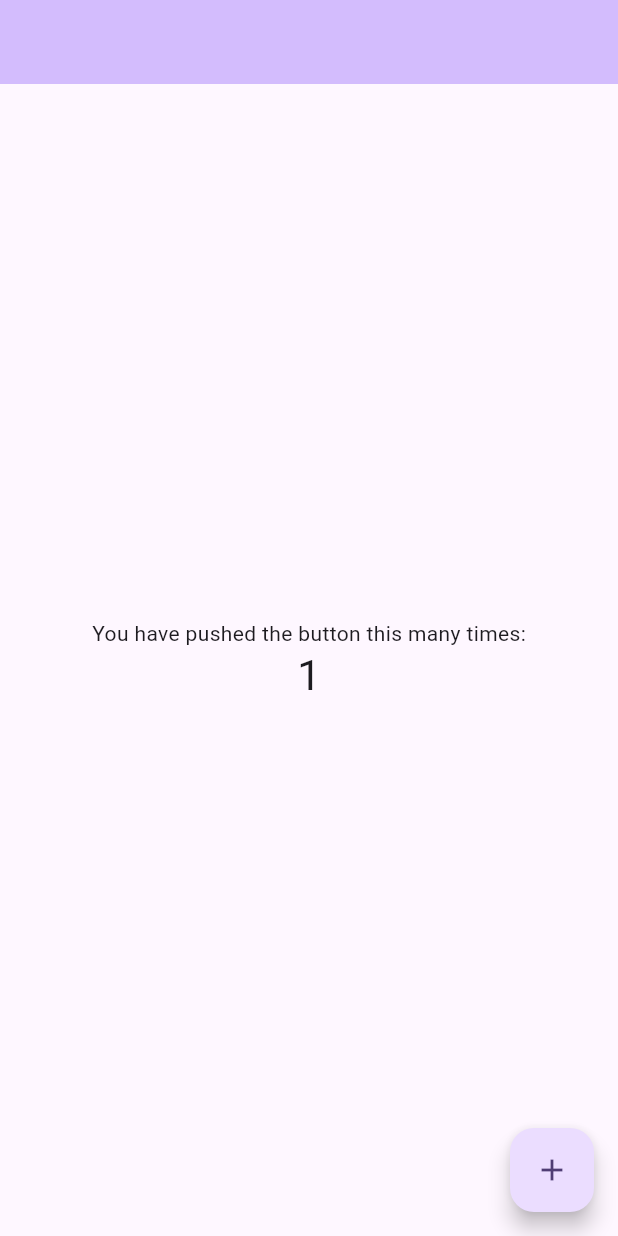
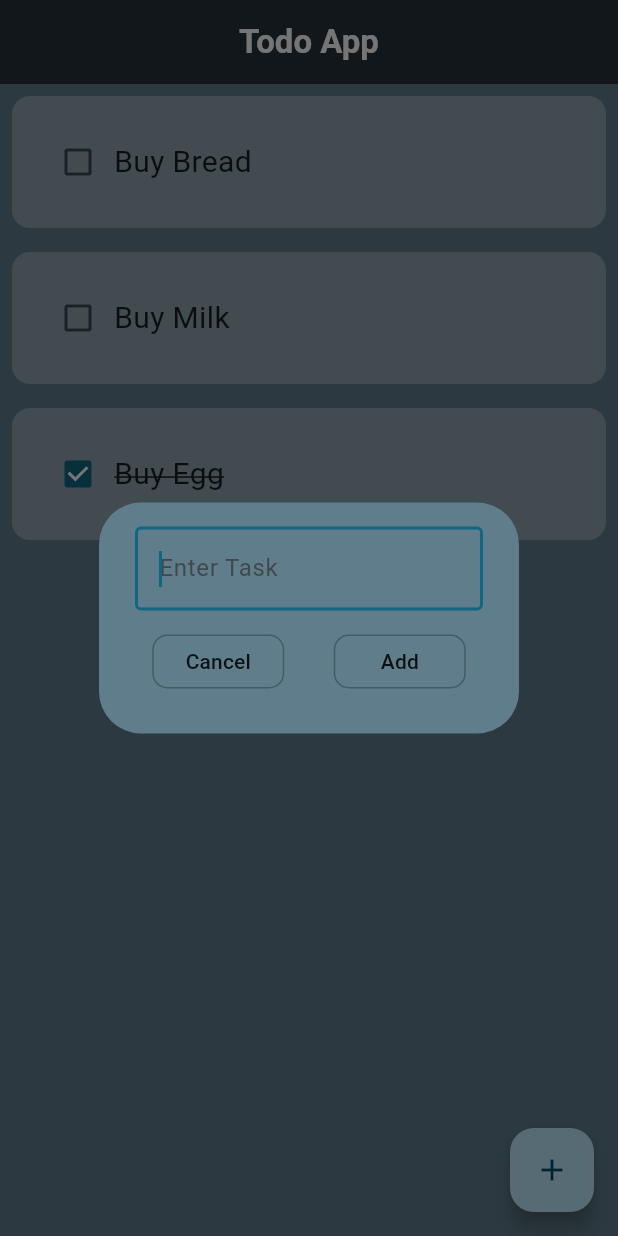
Before and after one commit to tonyOkumura/TODO-APP, a Flutter app: the screen it shows after launch, after a tap on the "add" icon, on a phone screen of 412 x 824 dp. Run offline on Flutter 3.47's test engine with Material 3 defaults, Android fonts, the phone set to English and light mode, and no system bars; drawn by our look-alikes of flutter_slidable.

Commit message:
add basic

```diff
--- a/lib/app.dart
+++ b/lib/app.dart
@@ -8,11 +8,12 @@ class MyApp extends StatelessWidget {
   Widget build(BuildContext context) {
     return MaterialApp(
       title: 'Flutter Demo',
+      debugShowCheckedModeBanner: false,
       theme: ThemeData(
-        colorScheme: ColorScheme.fromSeed(seedColor: Colors.deepPurple),
+        colorScheme: ColorScheme.fromSeed(seedColor: Colors.blueGrey),
         useMaterial3: true,
       ),
-      home: const MyHomePage(),
+      home: const HomePage(),
     );
   }
 }
--- a/lib/pages/home_page.dart
+++ b/lib/pages/home_page.dart
@@ -1,48 +1,134 @@
+// ignore_for_file: public_member_api_docs, sort_constructors_first
 import 'package:flutter/material.dart';
 
-class MyHomePage extends StatefulWidget {
-  const MyHomePage({
-    super.key,
-  });
+import 'package:todo_app/pages/widgets/todo_tile.dart';
+
+class HomePage extends StatefulWidget {
+  const HomePage({super.key});
 
   @override
-  State<MyHomePage> createState() => _MyHomePageState();
+  State<HomePage> createState() => _HomePageState();
 }
 
-class _MyHomePageState extends State<MyHomePage> {
-  int _counter = 0;
-
-  void _incrementCounter() {
-    setState(() {
-      _counter++;
-    });
-  }
+class _HomePageState extends State<HomePage> {
+  final controller = TextEditingController();
+  final List todoList = [
+    ['Buy Bread', false],
+    ['Buy Milk', false],
+    ['Buy Egg', true],
+  ];
 
   @override
   Widget build(BuildContext context) {
     return Scaffold(
-      appBar: AppBar(
-        backgroundColor: Theme.of(context).colorScheme.inversePrimary,
-        title: Text(""),
-      ),
-      body: Center(
-        child: Column(
-          mainAxisAlignment: MainAxisAlignment.center,
-          children: <Widget>[
-            const Text(
-              'You have pushed the button this many times:',
-            ),
-            Text(
-              '$_counter',
-              style: Theme.of(context).textTheme.headlineMedium,
-            ),
-          ],
+        backgroundColor: Colors.blueGrey,
+        appBar: AppBar(
+          title: const Text(
+            'Todo App',
+            style: TextStyle(color: Colors.white, fontWeight: FontWeight.bold),
+          ),
+          centerTitle: true,
+          backgroundColor: Colors.blueGrey.shade900,
         ),
-      ),
-      floatingActionButton: FloatingActionButton(
-        onPressed: _incrementCounter,
-        tooltip: 'Increment',
-        child: const Icon(Icons.add),
+        body: ListView.builder(
+            itemCount: todoList.length,
+            itemBuilder: (context, index) {
+              return TodoTile(
+                taskCompleted: todoList[index][1],
+                title: todoList[index][0],
+                onChanged: (value) {
+                  checkboxChanged(index, value);
+                },
+                onDeleted: () {
+                  setState(() {
+                    todoList.removeAt(index);
+                  });
+                },
+              );
+            }),
+        floatingActionButton: FloatingActionButton(
+          onPressed: () {
+            createNewTask(context);
+          },
+          child: Icon(Icons.add),
+        ));
+  }
+
+  Future<dynamic> createNewTask(BuildContext context) {
+    return showDialog(
+        context: context,
+        builder: (context) {
+          return DialogBox(
+              controller: controller,
+              onPressedAdd: () {
+                setState(() {
+                  todoList.add([controller.text, false]);
+                });
+                Navigator.pop(context);
+                controller.clear();
+              });
+        });
+  }
+
+  void checkboxChanged(int index, bool? value) {
+    return setState(() {
+      todoList[index][1] = value!;
+    });
+  }
+}
+
+class DialogBox extends StatelessWidget {
+  const DialogBox({
+    Key? key,
+    required this.controller,
+    required this.onPressedAdd,
+  }) : super(key: key);
+  final TextEditingController? controller;
+  final void Function() onPressedAdd;
+
+  @override
+  Widget build(BuildContext context) {
+    return AlertDialog(
+      backgroundColor: Colors.blueGrey.shade500,
+      content: Column(
+        mainAxisSize: MainAxisSize.min,
+        children: [
+          TextField(
+            controller: controller,
+            autofocus: true,
+            decoration: InputDecoration(
+                hintText: 'Enter Task', border: OutlineInputBorder()),
+          ),
+          SizedBox(
+            height: 10,
+          ),
+          Row(
+            mainAxisAlignment: MainAxisAlignment.spaceEvenly,
+            children: [
+              MaterialButton(
+                onPressed: () {
+                  Navigator.pop(context);
+                },
+                child: Text('Cancel'),
+                shape: RoundedRectangleBorder(
+                    borderRadius: BorderRadius.circular(10),
+                    side: BorderSide(color: Colors.blueGrey.shade700)),
+              ),
+              SizedBox(
+                width: 10,
+              ),
+              MaterialButton(
+                shape: RoundedRectangleBorder(
+                    borderRadius: BorderRadius.circular(10),
+                    side: BorderSide(color: Colors.blueGrey.shade700)),
+                onPressed: () {
+                  onPressedAdd();
+                },
+                child: Text('Add'),
+              ),
+            ],
+          )
+        ],
       ),
     );
   }
--- /dev/null
+++ b/lib/pages/widgets/todo_tile.dart
@@ -0,0 +1,58 @@
+import 'package:flutter/material.dart';
+import 'package:flutter_slidable/flutter_slidable.dart';
+
+class TodoTile extends StatelessWidget {
+  const TodoTile(
+      {super.key,
+      required this.taskCompleted,
+      required this.title,
+      this.onChanged,
+      required this.onDeleted});
+  final bool taskCompleted;
+  final String title;
+
+  final void Function(bool?)? onChanged;
+  final void Function() onDeleted;
+
+  @override
+  Widget build(BuildContext context) {
+    return Padding(
+      padding: const EdgeInsets.all(8.0),
+      child: Slidable(
+        endActionPane: ActionPane(
+          motion: const StretchMotion(),
+          children: [
+            SlidableAction(
+              onPressed: (context) {
+                onDeleted();
+              },
+              backgroundColor: Colors.red.shade300,
+              icon: Icons.delete,
+              borderRadius: BorderRadius.circular(12),
+            )
+          ],
+        ),
+        child: Container(
+          padding: const EdgeInsets.all(20),
+          child: Row(
+            children: [
+              Checkbox(value: taskCompleted, onChanged: onChanged),
+              Text(
+                title,
+                style: TextStyle(
+                    fontSize: 20,
+                    decoration: taskCompleted
+                        ? TextDecoration.lineThrough
+                        : TextDecoration.none),
+              ),
+            ],
+          ),
+          decoration: BoxDecoration(
+            color: Colors.blueGrey.shade300,
+            borderRadius: BorderRadius.circular(12),
+          ),
+        ),
+      ),
+    );
+  }
+}
```
Also changed, not shown: pubspec.yaml (+4 -12 lines), pubspec.lock.
